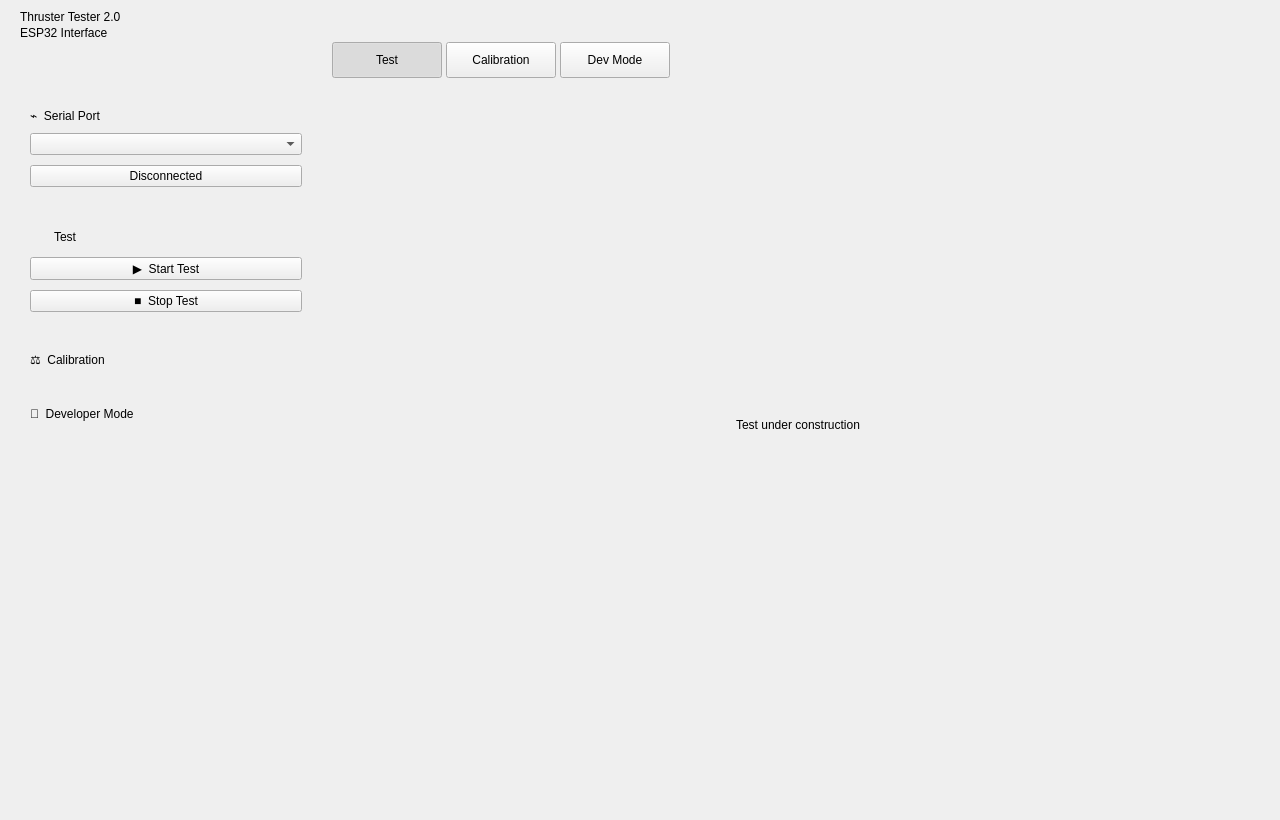
Above: src/MainWindow.ui from davidlira1/thruster-tester-2.0-gui before the change. Below: the same form after it.
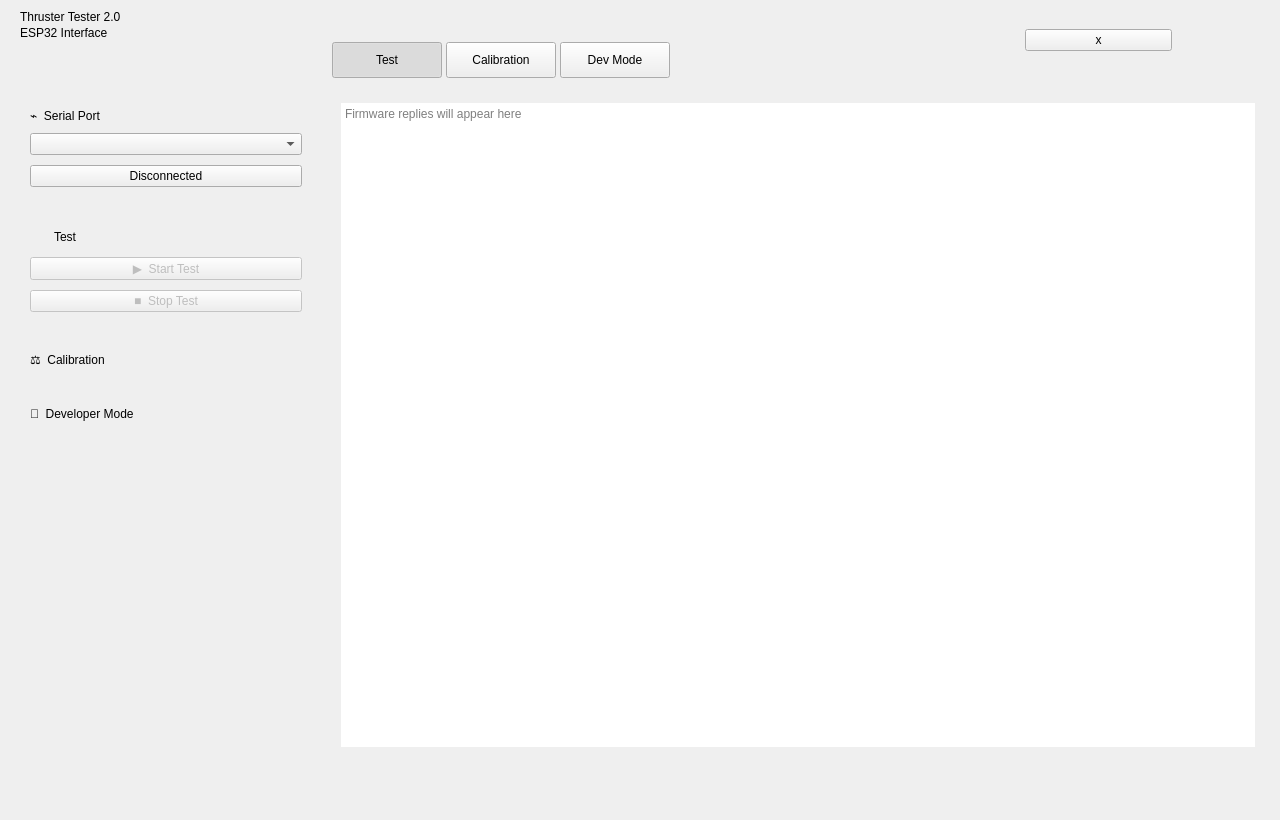
That is the form after the change. Icons and pictures are not drawn.

Commit message:
Feat: add serial send/receive channels and wire start test command
- Add raw send() and dataReceived signal to SerialService
- Surface serial runtime errors through MainWindow error toast
- Introduce SerialCommands.h with RUN_TEST (603)
- Wire Start Test button to send 603\n and display replies in Test content area
- Toggle Start/Stop button states based on connection and test status

Diff of the .ui file:
```diff
--- a/src/MainWindow.ui
+++ b/src/MainWindow.ui
@@ -663,6 +663,9 @@
               </item>
               <item>
                <widget class="QPushButton" name="startButton">
+                <property name="enabled">
+                 <bool>false</bool>
+                </property>
                 <property name="text">
                  <string>▶  Start Test</string>
                 </property>
@@ -670,6 +673,9 @@
               </item>
               <item>
                <widget class="QPushButton" name="stopButton">
+                <property name="enabled">
+                 <bool>false</bool>
+                </property>
                 <property name="text">
                  <string>■  Stop Test</string>
                 </property>
@@ -834,12 +840,15 @@
              <widget class="QWidget" name="testPage">
               <layout class="QVBoxLayout" name="testPageLayout">
                <item>
-                <widget class="QLabel" name="testPlaceholderLabel">
-                 <property name="text">
-                  <string>Test under construction</string>
+                <widget class="QPlainTextEdit" name="testOutput">
+                 <property name="readOnly">
+                  <bool>true</bool>
                  </property>
-                 <property name="alignment">
-                  <set>Qt::AlignmentFlag::AlignCenter</set>
+                 <property name="frameShape">
+                  <enum>QFrame::Shape::NoFrame</enum>
+                 </property>
+                 <property name="placeholderText">
+                  <string>Firmware replies will appear here</string>
                  </property>
                 </widget>
                </item>
@@ -905,6 +914,50 @@
      </widget>
     </item>
    </layout>
+   <widget class="QFrame" name="errorToast">
+    <property name="geometry">
+     <rect>
+      <x>860</x>
+      <y>16</y>
+      <width>320</width>
+      <height>48</height>
+     </rect>
+    </property>
+    <property name="visible">
+     <bool>false</bool>
+    </property>
+    <layout class="QHBoxLayout" name="errorToastLayout">
+     <property name="leftMargin">
+      <number>12</number>
+     </property>
+     <property name="topMargin">
+      <number>8</number>
+     </property>
+     <property name="rightMargin">
+      <number>8</number>
+     </property>
+     <property name="bottomMargin">
+      <number>8</number>
+     </property>
+     <item>
+      <widget class="QLabel" name="errorToastLabel">
+       <property name="wordWrap">
+        <bool>true</bool>
+       </property>
+       <property name="text">
+        <string></string>
+       </property>
+      </widget>
+     </item>
+     <item>
+      <widget class="QPushButton" name="errorToastCloseButton">
+       <property name="text">
+        <string>x</string>
+       </property>
+      </widget>
+     </item>
+    </layout>
+   </widget>
   </widget>
  </widget>
  <resources>
```
Left out of the diff: 44 changed lines with no effect on the pictures. The commit also changes 6 other files.
